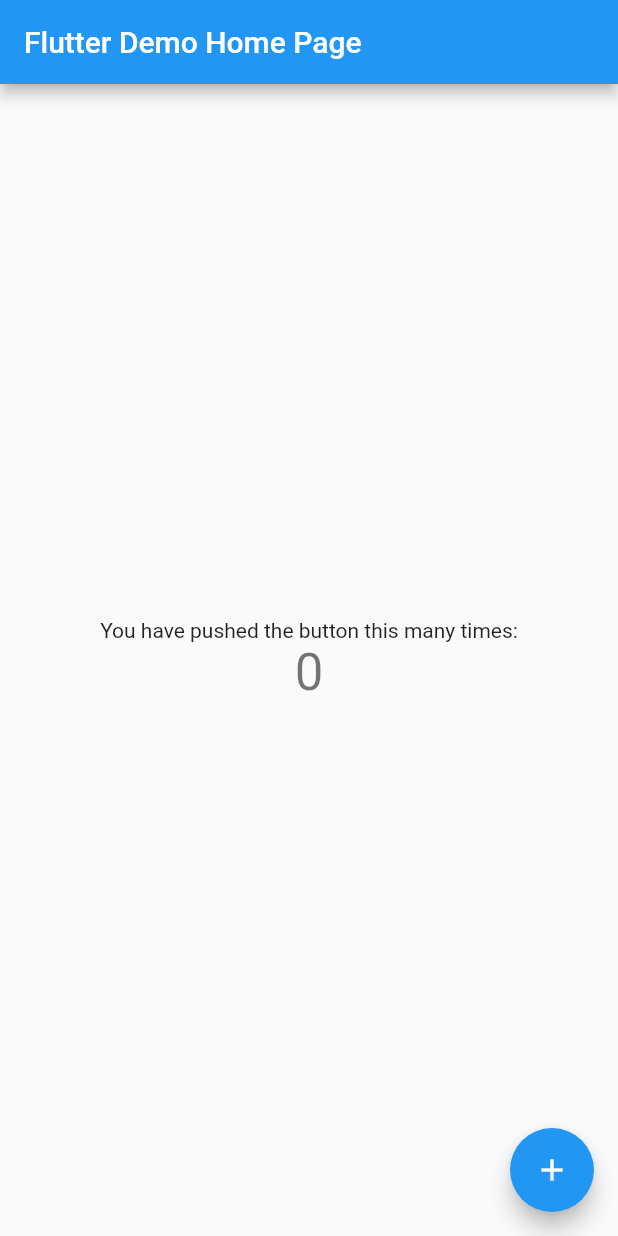
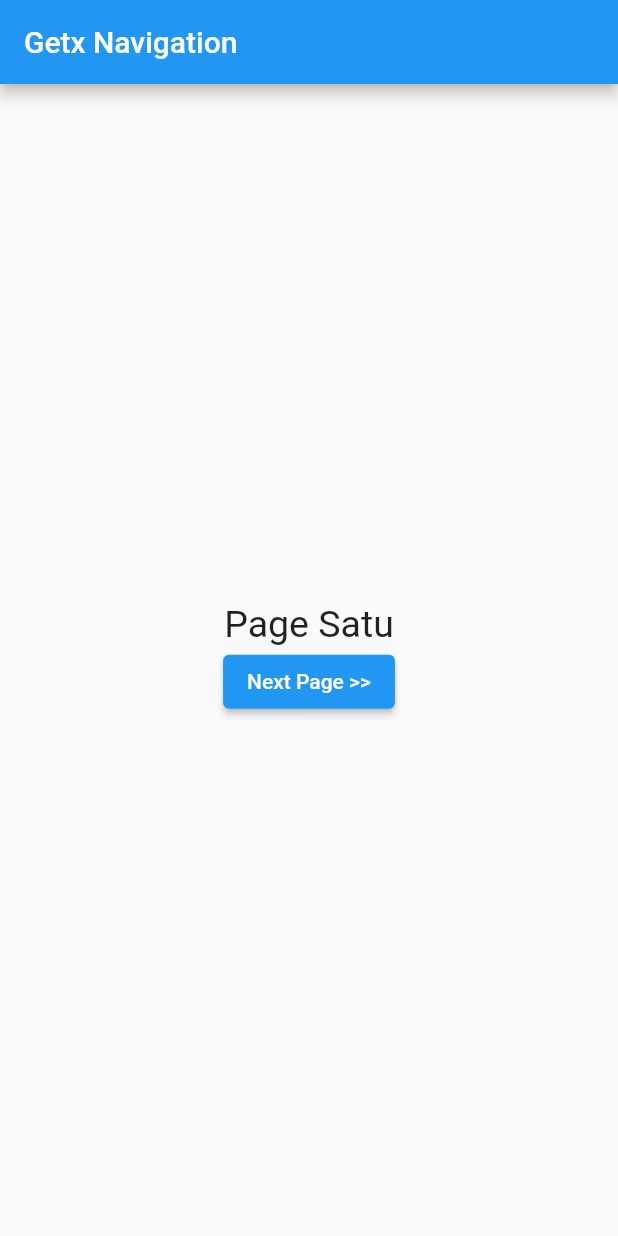
Before and after one commit to dharmabekti/flutter-getx, a Flutter app: the screen it shows after launch, on a phone screen of 412 x 824 dp. Run offline on Flutter 3.47's test engine with Material 2 defaults, Android fonts, the phone set to English and light mode, and no system bars; our stand-ins replace get.

Commit message:
navigation

```diff
--- a/getx_navigation/lib/main.dart
+++ b/getx_navigation/lib/main.dart
@@ -1,4 +1,7 @@
 import 'package:flutter/material.dart';
+import 'package:get/get.dart';
+import 'package:getx_navigation/pages/page1.dart';
+import 'package:getx_navigation/routes/page_routes.dart';
 
 void main() {
   runApp(const MyApp());
@@ -10,106 +13,14 @@ class MyApp extends StatelessWidget {
   // This widget is the root of your application.
   @override
   Widget build(BuildContext context) {
-    return MaterialApp(
-      title: 'Flutter Demo',
-      theme: ThemeData(
-        // This is the theme of your application.
-        //
-        // Try running your application with "flutter run". You'll see the
-        // application has a blue toolbar. Then, without quitting the app, try
-        // changing the primarySwatch below to Colors.green and then invoke
-        // "hot reload" (press "r" in the console where you ran "flutter run",
-        // or simply save your changes to "hot reload" in a Flutter IDE).
-        // Notice that the counter didn't reset back to zero; the application
-        // is not restarted.
-        primarySwatch: Colors.blue,
-      ),
-      home: const MyHomePage(title: 'Flutter Demo Home Page'),
-    );
+    return GetMaterialApp(
+        title: 'Flutter Getx Navigation',
+        theme: ThemeData(
+          primarySwatch: Colors.blue,
+        ),
+        home: const Page1(),
+        initialRoute: '/',
+        // unknownRoute: GetPage(name: '/404', page: () => const PageNotFound()),
+        getPages: NavRoute.pages);
   }
 }
-
-class MyHomePage extends StatefulWidget {
-  const MyHomePage({super.key, required this.title});
-
-  // This widget is the home page of your application. It is stateful, meaning
-  // that it has a State object (defined below) that contains fields that affect
-  // how it looks.
-
-  // This class is the configuration for the state. It holds the values (in this
-  // case the title) provided by the parent (in this case the App widget) and
-  // used by the build method of the State. Fields in a Widget subclass are
-  // always marked "final".
-
-  final String title;
-
-  @override
-  State<MyHomePage> createState() => _MyHomePageState();
-}
-
-class _MyHomePageState extends State<MyHomePage> {
-  int _counter = 0;
-
-  void _incrementCounter() {
-    setState(() {
-      // This call to setState tells the Flutter framework that something has
-      // changed in this State, which causes it to rerun the build method below
-      // so that the display can reflect the updated values. If we changed
-      // _counter without calling setState(), then the build method would not be
-      // called again, and so nothing would appear to happen.
-      _counter++;
-    });
-  }
-
-  @override
-  Widget build(BuildContext context) {
-    // This method is rerun every time setState is called, for instance as done
-    // by the _incrementCounter method above.
-    //
-    // The Flutter framework has been optimized to make rerunning build methods
-    // fast, so that you can just rebuild anything that needs updating rather
-    // than having to individually change instances of widgets.
-    return Scaffold(
-      appBar: AppBar(
-        // Here we take the value from the MyHomePage object that was created by
-        // the App.build method, and use it to set our appbar title.
-        title: Text(widget.title),
-      ),
-      body: Center(
-        // Center is a layout widget. It takes a single child and positions it
-        // in the middle of the parent.
-        child: Column(
-          // Column is also a layout widget. It takes a list of children and
-          // arranges them vertically. By default, it sizes itself to fit its
-          // children horizontally, and tries to be as tall as its parent.
-          //
-          // Invoke "debug painting" (press "p" in the console, choose the
-          // "Toggle Debug Paint" action from the Flutter Inspector in Android
-          // Studio, or the "Toggle Debug Paint" command in Visual Studio Code)
-          // to see the wireframe for each widget.
-          //
-          // Column has various properties to control how it sizes itself and
-          // how it positions its children. Here we use mainAxisAlignment to
-          // center the children vertically; the main axis here is the vertical
-          // axis because Columns are vertical (the cross axis would be
-          // horizontal).
-          mainAxisAlignment: MainAxisAlignment.center,
-          children: <Widget>[
-            const Text(
-              'You have pushed the button this many times:',
-            ),
-            Text(
-              '$_counter',
-              style: Theme.of(context).textTheme.headline4,
-            ),
-          ],
-        ),
-      ),
-      floatingActionButton: FloatingActionButton(
-        onPressed: _incrementCounter,
-        tooltip: 'Increment',
-        child: const Icon(Icons.add),
-      ), // This trailing comma makes auto-formatting nicer for build methods.
-    );
-  }
-}
--- /dev/null
+++ b/getx_navigation/lib/pages/page1.dart
@@ -0,0 +1,39 @@
+import 'package:flutter/material.dart';
+import 'package:get/get.dart';
+import 'package:getx_navigation/routes/route_name.dart';
+
+class Page1 extends StatelessWidget {
+  const Page1({Key? key}) : super(key: key);
+
+  @override
+  Widget build(BuildContext context) {
+    return Scaffold(
+      appBar: AppBar(
+        title: const Text("Getx Navigation"),
+      ),
+      body: Padding(
+        padding: const EdgeInsets.all(20),
+        child: Center(
+            child: Column(
+          mainAxisAlignment: MainAxisAlignment.center,
+          // ignore: prefer_const_literals_to_create_immutables
+          children: [
+            const Text(
+              "Page Satu",
+              style: TextStyle(fontSize: 25),
+            ),
+            ElevatedButton(
+                onPressed: () {
+                  // Navigation Tanpa Nama
+                  // navigator!.push(MaterialPageRoute(builder: (_) => Page2()));
+                  // Get.off(const Page2(), arguments: "Hello");
+                  // Dengan Nama
+                  Get.toNamed(RouteName.page2);
+                },
+                child: const Text("Next Page >>"))
+          ],
+        )),
+      ),
+    );
+  }
+}
--- /dev/null
+++ b/getx_navigation/lib/pages/page3.dart
@@ -0,0 +1,45 @@
+import 'package:flutter/material.dart';
+import 'package:getx_navigation/pages/page4.dart';
+import 'package:get/get.dart';
+
+class Page3 extends StatelessWidget {
+  const Page3({Key? key}) : super(key: key);
+
+  @override
+  Widget build(BuildContext context) {
+    return Scaffold(
+      appBar: AppBar(
+        title: const Text("Getx Navigation"),
+      ),
+      body: Padding(
+        padding: const EdgeInsets.all(20),
+        child: Center(
+            child: Column(
+          mainAxisAlignment: MainAxisAlignment.center,
+          // ignore: prefer_const_literals_to_create_immutables
+          children: [
+            const Text(
+              "Page Tiga",
+              style: TextStyle(fontSize: 25),
+            ),
+            ElevatedButton(
+                onPressed: () {
+                  // navigator!.pop();
+                  Get.back(result: "Ini data dari Page 3");
+                },
+                child: const Text("<< Back Page")),
+            ElevatedButton(
+                onPressed: () {
+                  // Navigation Tanpa Nama
+                  // navigator!.push(MaterialPageRoute(builder: (_) => Page4()));
+                  // Get.off(const Page4());
+                  // Dengan Nama
+                  Get.toNamed('/page-4');
+                },
+                child: const Text("Next Page >>"))
+          ],
+        )),
+      ),
+    );
+  }
+}
--- /dev/null
+++ b/getx_navigation/lib/routes/page_routes.dart
@@ -0,0 +1,32 @@
+import 'package:get/get.dart';
+import 'package:getx_navigation/pages/page1.dart';
+import 'package:getx_navigation/pages/page2.dart';
+import 'package:getx_navigation/pages/page3.dart';
+import 'package:getx_navigation/pages/page4.dart';
+import 'package:getx_navigation/pages/page5.dart';
+import 'package:getx_navigation/routes/route_name.dart';
+
+class NavRoute {
+  static final pages = [
+    GetPage(
+      name: RouteName.page1,
+      page: () => const Page1(),
+    ),
+    GetPage(
+      name: RouteName.page2,
+      page: () => const Page2(),
+    ),
+    GetPage(
+      name: RouteName.page3,
+      page: () => const Page3(),
+    ),
+    GetPage(
+      name: RouteName.page4,
+      page: () => const Page4(),
+    ),
+    GetPage(
+      name: RouteName.page5,
+      page: () => const Page5(),
+    )
+  ];
+}
--- /dev/null
+++ b/getx_navigation/lib/routes/route_name.dart
@@ -0,0 +1,7 @@
+abstract class RouteName {
+  static const page1 = '/page-1';
+  static const page2 = '/page-2';
+  static const page3 = '/page-3';
+  static const page4 = '/page-4';
+  static const page5 = '/page-5';
+}
```
Also changed, not shown: getx_navigation/lib/pages/page2.dart (added, +44 -0 lines), getx_navigation/lib/pages/page4.dart (added, +43 -0 lines), getx_navigation/lib/pages/page5.dart (added, +35 -0 lines).
